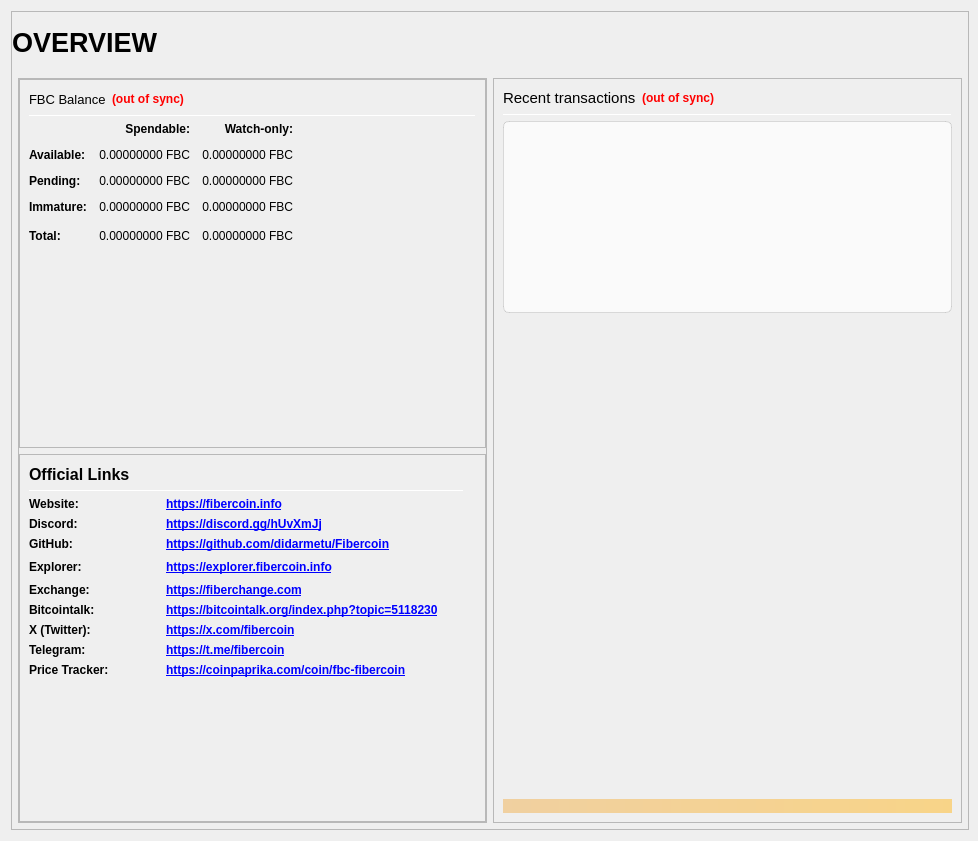
didarmetu/Fibercoin, file src/qt/forms/overviewpage.ui: the form before one commit.
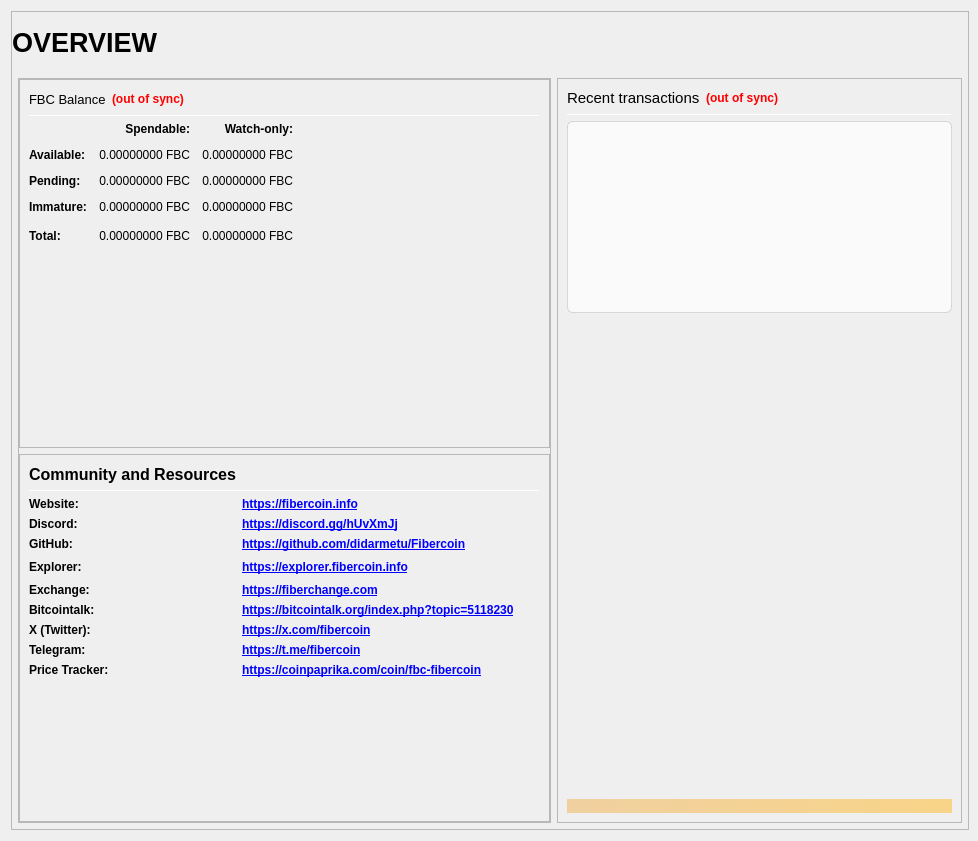
The form after the commit.

Commit message: Polish wallet layout and macOS packaging

```diff
--- a/src/qt/forms/overviewpage.ui
+++ b/src/qt/forms/overviewpage.ui
@@ -871,7 +871,7 @@
                           </font>
                          </property>
                          <property name="text">
-                          <string>Official Links</string>
+                          <string>Community and Resources</string>
                          </property>
                         </widget>
                        </item>
```
The commit also changes 5 other files.
